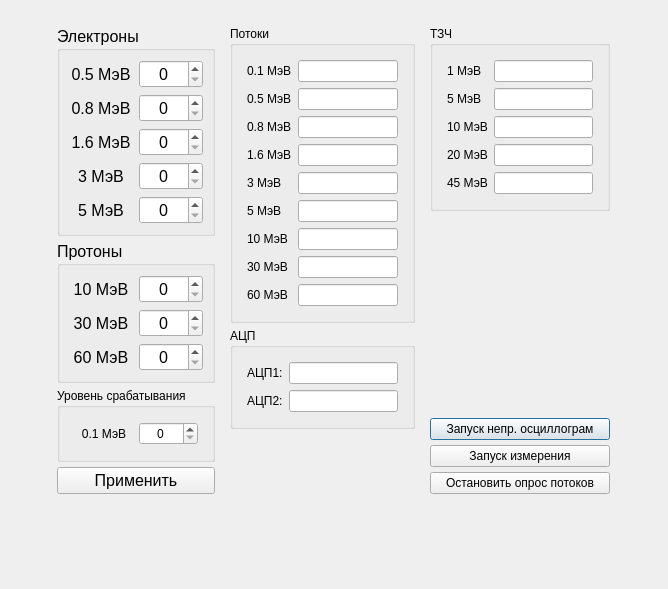
Qt form frontend/DialogMPPControl.ui (AtariVC/ddii_scopus) before a commit.
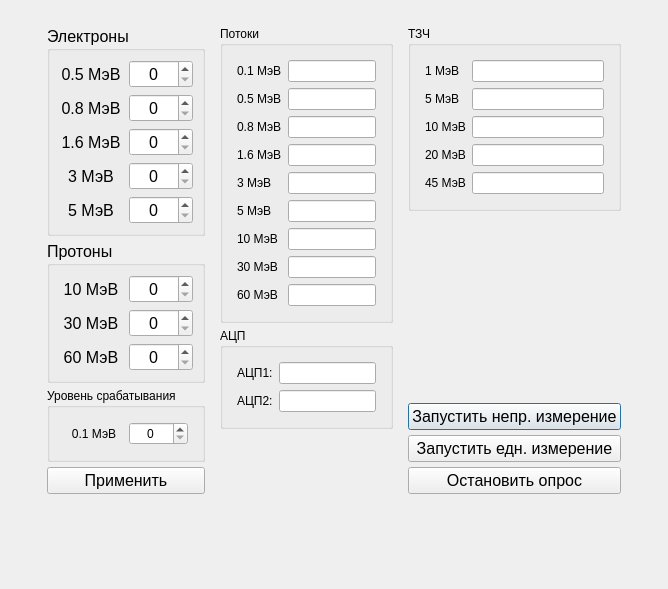
The same form after that commit.

```diff
--- a/frontend/DialogMPPControl.ui
+++ b/frontend/DialogMPPControl.ui
@@ -243,22 +243,37 @@
          </item>
          <item>
           <widget class="QPushButton" name="pushButton_3">
+           <property name="font">
+            <font>
+             <pointsize>12</pointsize>
+            </font>
+           </property>
            <property name="text">
-            <string>Запуск непр. осциллограм</string>
+            <string>Запустить непр. измерение</string>
            </property>
           </widget>
          </item>
          <item>
           <widget class="QPushButton" name="pushButton_2">
+           <property name="font">
+            <font>
+             <pointsize>12</pointsize>
+            </font>
+           </property>
            <property name="text">
-            <string>Запуск измерения</string>
+            <string>Запустить едн. измерение</string>
            </property>
           </widget>
          </item>
          <item>
           <widget class="QPushButton" name="pushButton">
+           <property name="font">
+            <font>
+             <pointsize>12</pointsize>
+            </font>
+           </property>
            <property name="text">
-            <string>Остановить опрос потоков</string>
+            <string>Остановить опроc</string>
            </property>
           </widget>
          </item>
```
